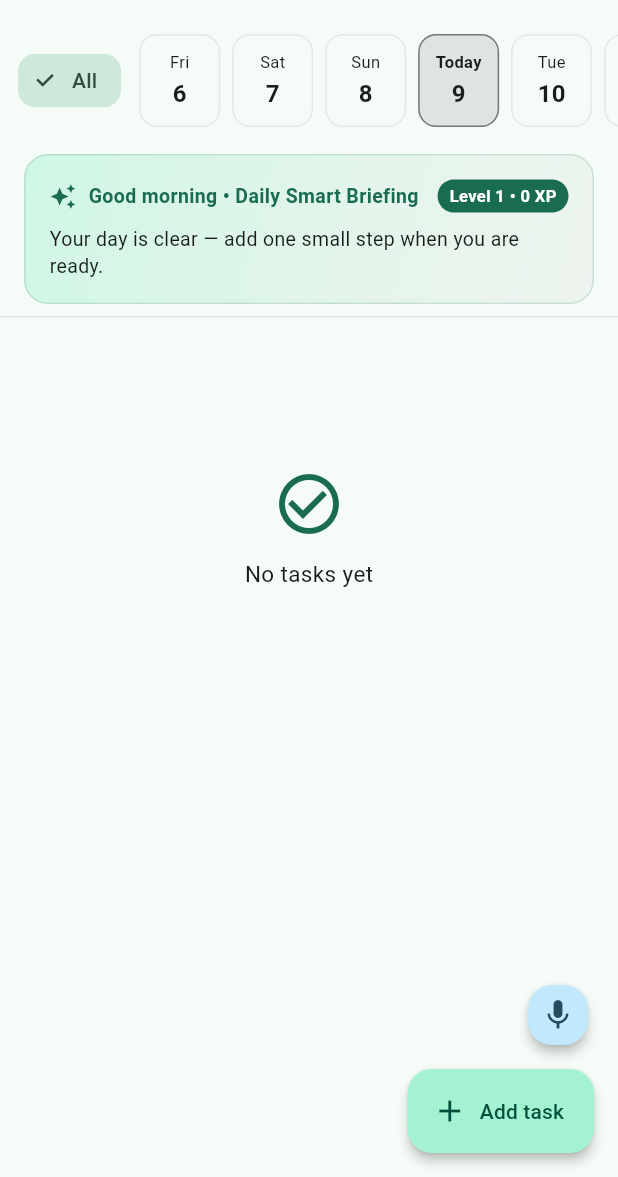
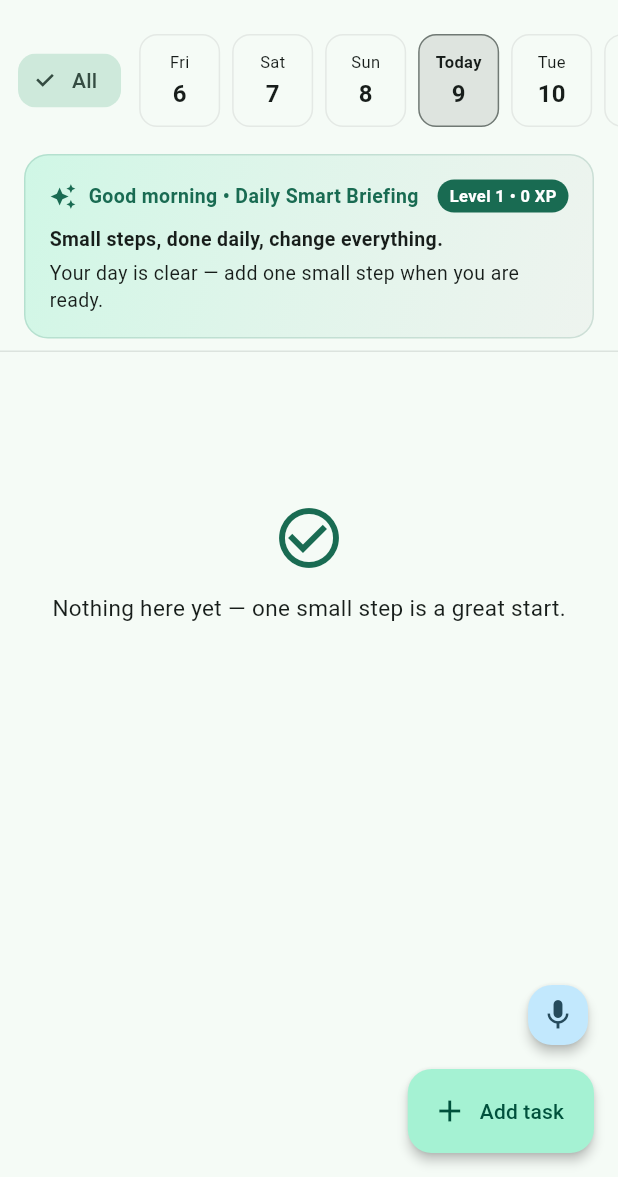
Before and after one commit to KarimOmarShawky/life-style-app, a Flutter app: the TasksScreen screen opened directly, on a phone screen of 412 x 824 dp, the part 59-1236 px from its top. Run offline on Flutter 3.47's test engine with Material 3 defaults, Android fonts, the phone set to English and light mode, and no system bars; our stand-ins replace audioplayers, file_picker, flutter_local_notifications, flutter_riverpod, flutter_secure_storage, shared_preferences and 1 more; accounts and stored records are empty.

Commit message:
fix(voice+ux): spoken-language recognition independent of UI locale + encouragement pass
- Speech recognition language no longer follows the UI locale: a new
  resolveSpeechLanguageTag prefers a persisted explicit choice, then the
  device language, then the app locale. Applied to Tasks Smart Add and the
  AI Assistant mic. Settings gains a persisted speechLanguageCode.
- Smart Add dialog gets a speech-language picker (Auto = device language,
  or any of the six languages by native name), remembered across sessions.
- Hands-free quick-add retries the listen once automatically when the
  first attempt hears nothing; manual opens get a 'Say it again' snackbar
  action instead of a dead end.
- Encouragement over explanation: rotating daily line in the Daily
  Briefing, encouraging post-add confirmation with the task title,
  'Wins this week' card leading the Weekly Brain Report, encouraging
  empty states, one-line shield explainer, and a subtle success haptic
  on task/focus completion plus a well-done line in the timer dialog.
- 12 new/updated strings at full parity across ar/en/fr/es/de/tr
  (578 keys each); new speech_language_test covers resolution fallback
  order and catalog rendering.

Co-authored-by: arena-agent <297053741+arena-agent@users.noreply.github.com>

```diff
--- a/mobile-app/mobile/lib/features/timer/presentation/focus_timer_screen.dart
+++ b/mobile-app/mobile/lib/features/timer/presentation/focus_timer_screen.dart
@@ -3,6 +3,7 @@ import 'package:lifestyle_mobile/features/focus_shield/focus_shield_screen.dart'
 import 'dart:async';
 import 'package:file_picker/file_picker.dart';
 import 'package:flutter/material.dart';
+import 'package:flutter/services.dart';
 import 'package:flutter_riverpod/flutter_riverpod.dart';
 import 'package:shared_preferences/shared_preferences.dart';
 import 'package:lifestyle_mobile/data/api_client.dart';
@@ -289,6 +290,7 @@ class _FocusTimerScreenState extends ConsumerState<FocusTimerScreen> {
     _stopAudio();
     setState(() => _isRunning = false);
     _stopSessionSync(completed: !_isBreak);
+    if (!_isBreak) HapticFeedback.lightImpact();
 
     final l10n = AppLocalizations.of(context);
     final title = _isBreak ? l10n.breakFinished : l10n.timerFinished;
@@ -306,7 +308,9 @@ class _FocusTimerScreenState extends ConsumerState<FocusTimerScreen> {
         context: context,
         builder: (ctx) => AlertDialog(
           title: Text(_isBreak ? l10n.breakSession : l10n.focusSession),
-          content: Text(title),
+          content: Text(
+            _isBreak ? title : '$title\n\n${l10n.focusCompleteEncouragement}',
+          ),
           actions: [
             FilledButton(
               onPressed: () {
--- a/mobile-app/mobile/lib/l10n/app_localizations.dart
+++ b/mobile-app/mobile/lib/l10n/app_localizations.dart
@@ -240,6 +240,26 @@ class AppLocalizations {
   String get pickTime => _s('pickTime');
   String get noAlarm => _s('noAlarm');
   String get smartAdd => _s('smartAdd');
+  String get voiceLanguageTooltip => _s('voiceLanguageTooltip');
+  String get voiceLangAuto => _s('voiceLangAuto');
+  String get voiceRetry => _s('voiceRetry');
+  String encourageAt(int dayOfYear) {
+    const keys = <String>[
+      'encourage1',
+      'encourage2',
+      'encourage3',
+      'encourage4'
+    ];
+    return _s(keys[dayOfYear % keys.length]);
+  }
+
+  String taskAddedEnc(String title) =>
+      _s('taskAddedEncouragement').replaceAll('{title}', title);
+  String get focusCompleteEncouragement => _s('focusCompleteEncouragement');
+  String get weeklyWinsTitle => _s('weeklyWinsTitle');
+  String weeklyWinsLine(int n, int m) =>
+      _s('weeklyWinsLine').replaceAll('{n}', '$n').replaceAll('{m}', '$m');
+  String get weeklyWinsEmpty => _s('weeklyWinsEmpty');
   String get smartAddHint => _s('smartAddHint');
   String get detectedTitle => _s('detectedTitle');
   String get detectedDate => _s('detectedDate');
--- a/mobile-app/mobile/lib/l10n/catalog_ar.dart
+++ b/mobile-app/mobile/lib/l10n/catalog_ar.dart
@@ -18,7 +18,7 @@ const Map<String, String> arCatalog = {
   'profile': 'الملف الشخصي',
   'addTask': 'إضافة مهمة',
   'taskTitle': 'ما الذي تريد إنجازه؟',
-  'noTasks': 'لا توجد مهام حالياً',
+  'noTasks': 'لسه فاضي — خطوة صغيرة واحدة بداية ممتازة.',
   'retry': 'إعادة المحاولة',
   'fieldRequired': 'هذا الحقل مطلوب',
   'signOut': 'تسجيل الخروج',
@@ -121,8 +121,7 @@ const Map<String, String> arCatalog = {
   'pickTime': 'اختر الوقت',
   'noAlarm': 'بدون تنبيه',
   'smartAdd': 'إضافة ذكية وسريعة',
-  'smartAddHint':
-      'اكتب مثلاً: كشف الدكتور بكرة الساعة 7 بليل، أو مشوار بعد نص ساعة',
+  'smartAddHint': 'قولها أو اكتبها — كل خطوة صغيرة بتفرق.',
   'detectedTitle': 'المهمة',
   'detectedDate': 'التاريخ',
   'detectedAlarm': 'المنبه',
@@ -495,7 +494,7 @@ const Map<String, String> arCatalog = {
   'shieldCopyOpen': 'نسخ وفتح التطبيق لـ 60 ثانية',
   'shieldEnableTitle': 'تفعيل درع التركيز؟',
   'shieldEnableBody':
-      'يمكن لـ LifeStyle إعادتك من التطبيقات المحددة أثناء التركيز وقراءة إشعارات الرسائل من تطبيقات المراسلة المدعومة غير SMS في صندوق مؤقت. تطبيقات SMS مستبعدة. تبقى الرسائل في الذاكرة ولا تُرسل أبدًا إلى الذكاء الاصطناعي وتُمسح عند انتهاء الجلسة. يمكنك إنهاء الدرع في أي وقت. أذونات أندرويد اختيارية ويمكن إلغاؤها من الإعدادات.',
+      'أثناء التركيز، يقدر LifeStyle يرجعك من التطبيقات المختارة ويحتفظ بإشعارات المراسلة المدعومة (مش SMS أبدًا) في صندوق مؤقت داخل التطبيق — مش بتتبعت للذكاء الاصطناعي وبتتمسح مع نهاية الجلسة. الأذونات اختيارية وتقدر تلغيها في أي وقت.',
   'shieldEnable': 'تفعيل',
   'shieldSelectedAppsTitle': 'التطبيقات المحددة',
   'shieldSelectedAppsEmpty':
@@ -614,4 +613,16 @@ const Map<String, String> arCatalog = {
   'weeklyUnavailableNote':
       'المقاييس غير المتاحة تُعلَّم بلا بيانات، ولا تُعامل أبدًا كصفر.',
   'weeklyLocalOnly': 'السجل المحلي فقط',
+  'voiceLanguageTooltip': 'لغة الكلام',
+  'voiceLangAuto': 'تلقائي (لغة الجهاز)',
+  'voiceRetry': 'قولها تاني',
+  'encourage1': 'خطوات صغيرة كل يوم بتعمل فرق كبير.',
+  'encourage2': 'مش محتاج يوم مثالي — محتاج الخطوة الجاية بس.',
+  'encourage3': 'التقدم بيحب البدايات الهادية. اختار حاجة واحدة.',
+  'encourage4': 'نفسك بكرة هتشكرك على أول خطوة النهاردة.',
+  'taskAddedEncouragement': 'تمام — «{title}» بقت في قائمتك. خطوة أقرب.',
+  'focusCompleteEncouragement': 'أحسنت — وقت التركيز ده يتحسب لك.',
+  'weeklyWinsTitle': 'انتصارات الأسبوع',
+  'weeklyWinsLine': 'خلصت {n} مهام · {m} دقيقة تركيز — الزخم بيتبني.',
+  'weeklyWinsEmpty': 'أسبوع جديد — جلسة صغيرة واحدة انتصار.',
 };
--- a/mobile-app/mobile/lib/l10n/catalog_de.dart
+++ b/mobile-app/mobile/lib/l10n/catalog_de.dart
@@ -17,7 +17,7 @@ const Map<String, String> deCatalog = {
   'profile': 'Profil',
   'addTask': 'Aufgabe hinzufügen',
   'taskTitle': 'Was muss erledigt werden?',
-  'noTasks': 'Noch keine Aufgaben',
+  'noTasks': 'Noch nichts hier — ein kleiner Schritt ist ein großer Anfang.',
   'retry': 'Erneut versuchen',
   'fieldRequired': 'Dieses Feld ist erforderlich',
   'signOut': 'Abmelden',
@@ -125,8 +125,7 @@ const Map<String, String> deCatalog = {
   'pickTime': 'Zeit wählen',
   'noAlarm': 'Kein Wecker',
   'smartAdd': 'Intelligentes Schnell-Hinzufügen',
-  'smartAddHint':
-      'z. B. Arzttermin morgen um 19 Uhr, oder Einkauf in 30 Minuten',
+  'smartAddHint': 'Sag es oder tippe es — jeder kleine Schritt zählt.',
   'detectedTitle': 'Aufgabe',
   'detectedDate': 'Datum',
   'detectedAlarm': 'Wecker',
@@ -521,7 +520,7 @@ const Map<String, String> deCatalog = {
   'shieldCopyOpen': 'Kopieren & App für 60 s öffnen',
   'shieldEnableTitle': 'Fokus-Schild aktivieren?',
   'shieldEnableBody':
-      'LifeStyle kann dich während des Fokus von ausgewählten Apps zurückholen und Nachrichten-Benachrichtigungen unterstützter Nicht-SMS-Messaging-Apps in ein temporäres Postfach lesen. SMS-Apps sind ausgeschlossen. Nachrichten bleiben im Speicher, werden nie an KI gesendet und beim Sitzungsende gelöscht. Du kannst das Schild jederzeit beenden. Android-Berechtigungen sind optional und können in den Einstellungen widerrufen werden.',
+      'Während des Fokus kann LifeStyle dich von ausgewählten Apps zurückholen und unterstützte Messaging-Benachrichtigungen (nie SMS) in einem temporären Postfach halten — nie an KI gesendet, am Sitzungsende gelöscht. Berechtigungen sind optional und jederzeit widerrufbar.',
   'shieldEnable': 'Aktivieren',
   'shieldSelectedAppsTitle': 'Ausgewählte Apps',
   'shieldSelectedAppsEmpty':
@@ -649,4 +648,20 @@ const Map<String, String> deCatalog = {
   'weeklyUnavailableNote':
       'Nicht verfügbare Metriken werden als Keine Daten markiert, nie als null behandelt.',
   'weeklyLocalOnly': 'nur lokaler Verlauf',
+  'voiceLanguageTooltip': 'Sprache der Spracheingabe',
+  'voiceLangAuto': 'Automatisch (Gerätesprache)',
+  'voiceRetry': 'Nochmal sagen',
+  'encourage1': 'Kleine Schritte, jeden Tag, verändern alles.',
+  'encourage2': 'Du brauchst keinen perfekten Tag — nur den nächsten Schritt.',
+  'encourage3': 'Fortschritt liebt einen sanften Start. Wähle eine Sache.',
+  'encourage4':
+      'Dein Zukunfts-Ich dankt dir schon für den ersten Schritt heute.',
+  'taskAddedEncouragement':
+      'Stark — „{title}“ ist auf deiner Liste. Einen Schritt näher.',
+  'focusCompleteEncouragement': 'Gut gemacht — diese Fokuszeit zählt.',
+  'weeklyWinsTitle': 'Erfolge der Woche',
+  'weeklyWinsLine':
+      '{n} Aufgaben erledigt · {m} Min. Fokus — der Schwung wächst.',
+  'weeklyWinsEmpty':
+      'Eine frische Woche — eine kleine Sitzung ist schon ein Erfolg.',
 };
--- a/mobile-app/mobile/lib/l10n/catalog_en.dart
+++ b/mobile-app/mobile/lib/l10n/catalog_en.dart
@@ -53,7 +53,7 @@ const Map<String, String> enCatalog = {
   'profile': 'Profile',
   'addTask': 'Add task',
   'taskTitle': 'What needs to get done?',
-  'noTasks': 'No tasks yet',
+  'noTasks': 'Nothing here yet — one small step is a great start.',
   'retry': 'Try again',
   'fieldRequired': 'This field is required',
   'signOut': 'Sign out',
@@ -157,8 +157,7 @@ const Map<String, String> enCatalog = {
   'pickTime': 'Pick time',
   'noAlarm': 'No alarm',
   'smartAdd': 'Smart Quick Add',
-  'smartAddHint':
-      'e.g. Doctor visit tomorrow at 7 pm, or grocery in 30 minutes',
+  'smartAddHint': 'Say it or type it — every small step counts.',
   'detectedTitle': 'Task',
   'detectedDate': 'Date',
   'detectedAlarm': 'Alarm',
@@ -505,7 +504,7 @@ const Map<String, String> enCatalog = {
   'shieldCopyOpen': 'Copy & open app for 60s',
   'shieldEnableTitle': 'Enable Focus Shield?',
   'shieldEnableBody':
-      'LifeStyle can return you from selected apps during focus and read message notifications from supported non-SMS messaging apps into a temporary inbox. SMS apps are excluded. Messages stay in memory, are never sent to AI, and are cleared when the session ends. You can end the shield at any time. Android permissions are optional and can be revoked in Settings.',
+      'During focus, LifeStyle can bring you back from your selected apps and keep supported messaging notifications (never SMS) in a temporary in-app inbox — never sent to AI, cleared when the session ends. Permissions are optional and can be revoked anytime.',
   'shieldEnable': 'Enable',
   'shieldSelectedAppsTitle': 'Selected applications',
   'shieldSelectedAppsEmpty':
@@ -630,4 +629,16 @@ const Map<String, String> enCatalog = {
   'weeklyUnavailableNote':
       'Unavailable metrics are marked No data, never treated as zero.',
   'weeklyLocalOnly': 'local history only',
+  'voiceLanguageTooltip': 'Speech language',
+  'voiceLangAuto': 'Auto (device language)',
+  'voiceRetry': 'Say it again',
+  'encourage1': 'Small steps, done daily, change everything.',
+  'encourage2': 'You do not need a perfect day — just the next step.',
+  'encourage3': 'Progress loves a gentle start. Pick one thing.',
+  'encourage4': 'Future you is already grateful for today’s first step.',
+  'taskAddedEncouragement': 'Great — {title} is on your list. One step closer.',
+  'focusCompleteEncouragement': 'Well done — that focus time counts.',
+  'weeklyWinsTitle': 'Wins this week',
+  'weeklyWinsLine': '{n} tasks done · {m} min of focus — momentum is building.',
+  'weeklyWinsEmpty': 'A fresh week — one small session is already a win.',
 };
--- a/mobile-app/mobile/lib/l10n/catalog_es.dart
+++ b/mobile-app/mobile/lib/l10n/catalog_es.dart
@@ -17,7 +17,7 @@ const Map<String, String> esCatalog = {
   'profile': 'Perfil',
   'addTask': 'Añadir tarea',
   'taskTitle': '¿Qué hay que completar?',
-  'noTasks': 'Aún no hay tareas',
+  'noTasks': 'Nada por aquí todavía — un pequeño paso es un gran comienzo.',
   'retry': 'Reintentar',
   'fieldRequired': 'Este campo es obligatorio',
   'signOut': 'Cerrar sesión',
@@ -123,7 +123,7 @@ const Map<String, String> esCatalog = {
   'pickTime': 'Elegir hora',
   'noAlarm': 'Sin alarma',
   'smartAdd': 'Añadir rápido e inteligente',
-  'smartAddHint': 'ej.: médico mañana a las 7 pm, o compra en 30 minutos',
+  'smartAddHint': 'Dilo o escríbelo — cada pequeño paso cuenta.',
   'detectedTitle': 'Tarea',
   'detectedDate': 'Fecha',
   'detectedAlarm': 'Alarma',
@@ -518,7 +518,7 @@ const Map<String, String> esCatalog = {
   'shieldCopyOpen': 'Copiar y abrir la app durante 60 s',
   'shieldEnableTitle': '¿Activar el escudo de concentración?',
   'shieldEnableBody':
-      'LifeStyle puede regresarte de las aplicaciones seleccionadas durante la concentración y leer notificaciones de mensajes de aplicaciones de mensajería compatibles (no SMS) en una bandeja temporal. Las aplicaciones SMS están excluidas. Los mensajes permanecen en memoria, nunca se envían a la IA y se borran cuando termina la sesión. Puedes terminar el escudo en cualquier momento. Los permisos de Android son opcionales y pueden revocarse en Ajustes.',
+      'Durante la concentración, LifeStyle puede regresarte de tus aplicaciones seleccionadas y guardar notificaciones de mensajería compatibles (nunca SMS) en una bandeja temporal — nunca enviadas a la IA, borradas al terminar la sesión. Los permisos son opcionales y revocables en cualquier momento.',
   'shieldEnable': 'Activar',
   'shieldSelectedAppsTitle': 'Aplicaciones seleccionadas',
   'shieldSelectedAppsEmpty':
@@ -647,4 +647,19 @@ const Map<String, String> esCatalog = {
   'weeklyUnavailableNote':
       'Las métricas no disponibles se marcan Sin datos, nunca se tratan como cero.',
   'weeklyLocalOnly': 'solo historial local',
+  'voiceLanguageTooltip': 'Idioma de voz',
+  'voiceLangAuto': 'Automático (idioma del dispositivo)',
+  'voiceRetry': 'Dilo de nuevo',
+  'encourage1': 'Pequeños pasos, cada día, lo cambian todo.',
+  'encourage2': 'No necesitas un día perfecto — solo el siguiente paso.',
+  'encourage3': 'Al progreso le gustan los comienzos suaves. Elige una cosa.',
+  'encourage4': 'Tu yo futuro ya agradece el primer paso de hoy.',
+  'taskAddedEncouragement':
+      'Genial — «{title}» está en tu lista. Un paso más cerca.',
+  'focusCompleteEncouragement':
+      'Bien hecho — ese tiempo de concentración cuenta.',
+  'weeklyWinsTitle': 'Logros de la semana',
+  'weeklyWinsLine':
+      '{n} tareas hechas · {m} min de concentración — el impulso crece.',
+  'weeklyWinsEmpty': 'Semana nueva — una sesión pequeña ya es un logro.',
 };
--- a/mobile-app/mobile/lib/l10n/catalog_fr.dart
+++ b/mobile-app/mobile/lib/l10n/catalog_fr.dart
@@ -17,7 +17,7 @@ const Map<String, String> frCatalog = {
   'profile': 'Profil',
   'addTask': 'Ajouter une tâche',
   'taskTitle': 'Que faut-il accomplir ?',
-  'noTasks': 'Aucune tâche pour le moment',
+  'noTasks': 'Rien ici pour le moment — un petit pas est un excellent début.',
   'retry': 'Réessayer',
   'fieldRequired': 'Ce champ est obligatoire',
   'signOut': 'Se déconnecter',
@@ -125,8 +125,7 @@ const Map<String, String> frCatalog = {
   'pickTime': 'Choisir l\'heure',
   'noAlarm': 'Sans alarme',
   'smartAdd': 'Ajout rapide intelligent',
-  'smartAddHint':
-      'ex. : rendez-vous chez le médecin demain à 19 h, ou courses dans 30 minutes',
+  'smartAddHint': 'Dites-le ou écrivez-le — chaque petit pas compte.',
   'detectedTitle': 'Tâche',
   'detectedDate': 'Date',
   'detectedAlarm': 'Alarme',
@@ -524,7 +523,7 @@ const Map<String, String> frCatalog = {
   'shieldCopyOpen': 'Copier et ouvrir l’app pendant 60 s',
   'shieldEnableTitle': 'Activer le bouclier de concentration ?',
   'shieldEnableBody':
-      'LifeStyle peut vous ramener depuis les applications sélectionnées pendant la concentration et lire les notifications de messages des applications de messagerie prises en charge (hors SMS) dans une boîte temporaire. Les applications SMS sont exclues. Les messages restent en mémoire, ne sont jamais envoyés à l’IA et sont effacés à la fin de la session. Vous pouvez terminer le bouclier à tout moment. Les autorisations Android sont facultatives et peuvent être révoquées dans les Paramètres.',
+      'Pendant la concentration, LifeStyle peut vous ramener depuis vos applications sélectionnées et garder les notifications de messagerie prises en charge (jamais SMS) dans une boîte temporaire — jamais envoyées à l’IA, effacées en fin de session. Les autorisations sont facultatives et révocables à tout moment.',
   'shieldEnable': 'Activer',
   'shieldSelectedAppsTitle': 'Applications sélectionnées',
   'shieldSelectedAppsEmpty':
@@ -655,4 +654,20 @@ const Map<String, String> frCatalog = {
   'weeklyUnavailableNote':
       'Les métriques indisponibles sont marquées Aucune donnée, jamais traitées comme zéro.',
   'weeklyLocalOnly': 'historique local uniquement',
+  'voiceLanguageTooltip': 'Langue de la voix',
+  'voiceLangAuto': 'Automatique (langue de l’appareil)',
+  'voiceRetry': 'Redis-le',
+  'encourage1': 'De petits pas, chaque jour, changent tout.',
+  'encourage2': 'Pas besoin d’une journée parfaite — juste le prochain pas.',
+  'encourage3': 'Le progrès aime les débuts en douceur. Choisissez une chose.',
+  'encourage4':
+      'Votre futur vous remercie déjà pour le premier pas d’aujourd’hui.',
+  'taskAddedEncouragement':
+      'Parfait — « {title} » est dans votre liste. Un pas de plus.',
+  'focusCompleteEncouragement': 'Bravo — ce temps de concentration compte.',
+  'weeklyWinsTitle': 'Victoires de la semaine',
+  'weeklyWinsLine':
+      '{n} tâches terminées · {m} min de concentration — l’élan grandit.',
+  'weeklyWinsEmpty':
+      'Une semaine fraîche — une petite session est déjà une victoire.',
 };
--- a/mobile-app/mobile/lib/l10n/catalog_tr.dart
+++ b/mobile-app/mobile/lib/l10n/catalog_tr.dart
@@ -17,7 +17,7 @@ const Map<String, String> trCatalog = {
   'profile': 'Profil',
   'addTask': 'Görev ekle',
   'taskTitle': 'Ne yapılması gerekiyor?',
-  'noTasks': 'Henüz görev yok',
+  'noTasks': 'Henüz burada bir şey yok — küçük bir adım harika bir başlangıç.',
   'retry': 'Tekrar dene',
   'fieldRequired': 'Bu alan zorunludur',
   'signOut': 'Çıkış yap',
@@ -122,8 +122,7 @@ const Map<String, String> trCatalog = {
   'pickTime': 'Saat seç',
   'noAlarm': 'Alarm yok',
   'smartAdd': 'Akıllı Hızlı Ekleme',
-  'smartAddHint':
-      'örn. yarın 19\'da doktor randevusu veya 30 dakika sonra market',
+  'smartAddHint': 'Söyle ya da yaz — her küçük adım önemlidir.',
   'detectedTitle': 'Görev',
   'detectedDate': 'Tarih',
   'detectedAlarm': 'Alarm',
@@ -505,7 +504,7 @@ const Map<String, String> trCatalog = {
   'shieldCopyOpen': 'Kopyala ve uygulamayı 60 sn aç',
   'shieldEnableTitle': 'Odak Kalkanı etkinleştirilsin mi?',
   'shieldEnableBody':
-      'LifeStyle, odak sırasında seçilen uygulamalardan seni geri getirebilir ve desteklenen SMS dışı mesajlaşma uygulamalarından gelen mesaj bildirimlerini geçici bir gelen kutusuna okuyabilir. SMS uygulamaları hariçtir. Mesajlar bellekte kalır, asla yapay zekaya gönderilmez ve oturum bittiğinde temizlenir. Kalkanı istediğin zaman bitirebilirsin. Android izinleri isteğe bağlıdır ve Ayarlardan iptal edilebilir.',
+      'Odak sırasında LifeStyle, seçtiğin uygulamalardan seni geri getirebilir ve desteklenen mesajlaşma bildirimlerini (asla SMS değil) geçici bir gelen kutusunda tutar — asla yapay zekaya gönderilmez, oturum sonunda temizlenir. İzinler isteğe bağlıdır ve her zaman iptal edilebilir.',
   'shieldEnable': 'Etkinleştir',
   'shieldSelectedAppsTitle': 'Seçilen uygulamalar',
   'shieldSelectedAppsEmpty':
@@ -630,4 +629,16 @@ const Map<String, String> trCatalog = {
   'weeklyUnavailableNote':
       'Kullanılamayan metrikler Veri yok olarak işaretlenir, asla sıfır sayılmaz.',
   'weeklyLocalOnly': 'yalnızca yerel geçmiş',
+  'voiceLanguageTooltip': 'Konuşma dili',
+  'voiceLangAuto': 'Otomatik (cihaz dili)',
+  'voiceRetry': 'Tekrar söyle',
+  'encourage1': 'Her gün küçük adımlar her şeyi değiştirir.',
+  'encourage2': 'Mükemmel bir güne ihtiyacın yok — sadece bir sonraki adıma.',
+  'encourage3': 'İlerleme nazik başlangıçları sever. Bir şey seç.',
+  'encourage4': 'Gelecekteki sen, bugünün ilk adımı için şimdiden minnettar.',
+  'taskAddedEncouragement': 'Harika — “{title}” listende. Bir adım daha yakın.',
+  'focusCompleteEncouragement': 'Aferin — bu odak süresi sayılır.',
+  'weeklyWinsTitle': 'Haftanın başarıları',
+  'weeklyWinsLine': '{n} görev tamamlandı · {m} dk odak — ivme büyüyor.',
+  'weeklyWinsEmpty': 'Yeni bir hafta — küçük bir oturum bile bir başarı.',
 };
```
Also changed, not shown: mobile-app/mobile/lib/data/settings_provider.dart (+25 -0 lines), mobile-app/mobile/lib/features/ai/presentation/ai_assistant_screen.dart (+7 -1 lines), mobile-app/mobile/lib/features/focus_shield/weekly_review_screen.dart (+55 -1 lines), mobile-app/mobile/lib/features/tasks/presentation/tasks_screen.dart (+58 -8 lines), mobile-app/mobile/lib/l10n/speech_language.dart (added, +26 -0 lines), 1 other file.
